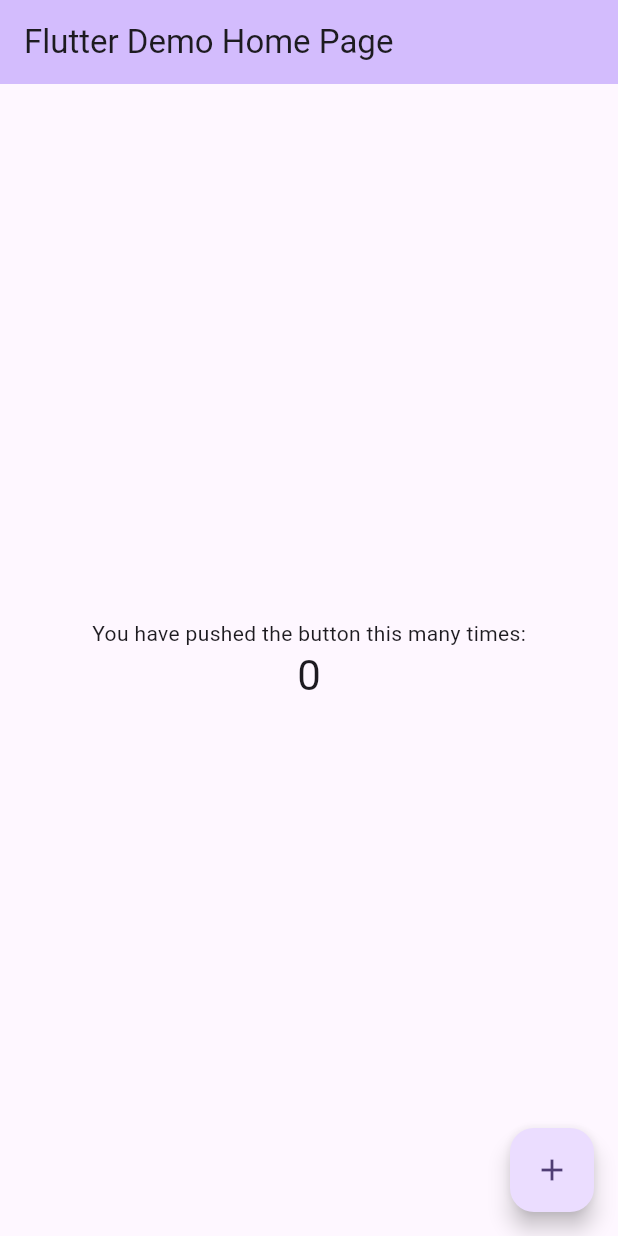
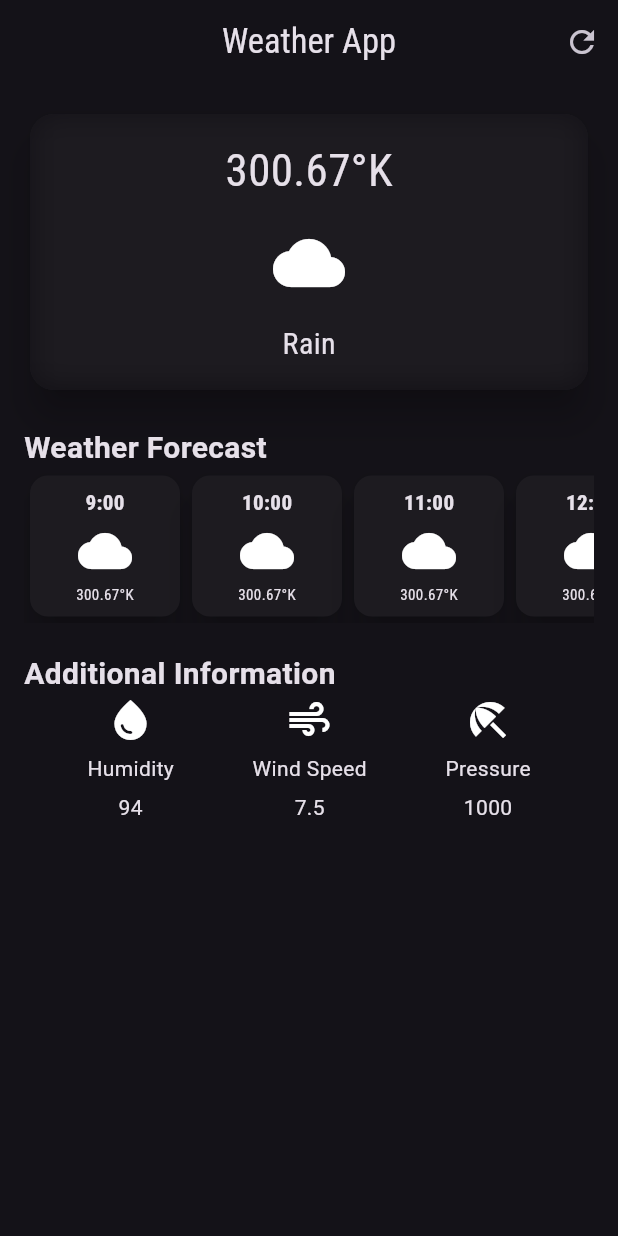
Before and after one commit to leroyleow/learnflutter, a Flutter app: the screen it shows after launch, on a phone screen of 412 x 824 dp. Run offline on Flutter 3.47's test engine with Material 2 defaults, Android fonts, the phone set to English and light mode, and no system bars; our stand-ins replace google_fonts.

Commit message:
Updated weather app static ui

```diff
--- /dev/null
+++ b/weather_app/lib/additional_info_widget.dart
@@ -0,0 +1,29 @@
+import 'package:flutter/material.dart';
+
+class AdditionalInfoWidget extends StatelessWidget {
+  const AdditionalInfoWidget({
+    super.key,
+    required this.weathericon,
+    required this.weathertype,
+    required this.weathertemp,
+  });
+
+  final IconData weathericon;
+  final String weathertype;
+  final String weathertemp;
+
+  @override
+  Widget build(BuildContext context) {
+    return Column(
+      children: [
+        Icon(weathericon, size: 32),
+        const SizedBox(height: 6),
+        Text(weathertype),
+        const SizedBox(
+          height: 6,
+        ),
+        Text(weathertemp),
+      ],
+    );
+  }
+}
--- /dev/null
+++ b/weather_app/lib/hourly_forecast_widget.dart
@@ -0,0 +1,54 @@
+import 'package:flutter/material.dart';
+import 'package:google_fonts/google_fonts.dart';
+
+class HourlyForecastCard extends StatelessWidget {
+  final String hourtime;
+  final IconData houricon;
+  final String hourtemp;
+
+  const HourlyForecastCard({
+    super.key,
+    required this.hourtime,
+    required this.houricon,
+    required this.hourtemp,
+  });
+
+  @override
+  Widget build(BuildContext context) {
+    return Card(
+      elevation: 10,
+      child: Container(
+        width: 100,
+        padding: const EdgeInsets.all(8),
+        decoration: BoxDecoration(
+          borderRadius: BorderRadius.circular(12),
+        ),
+        child: Column(
+          children: [
+            Text(
+              hourtime,
+              style: GoogleFonts.robotoCondensed(
+                  fontSize: 14, fontWeight: FontWeight.w800),
+            ),
+            const SizedBox(
+              height: 4,
+            ),
+            Icon(
+              houricon,
+              size: 36,
+            ),
+            const SizedBox(
+              height: 4,
+            ),
+            Text(
+              '$hourtemp°K',
+              style: GoogleFonts.robotoCondensed(
+                fontSize: 10,
+              ),
+            ),
+          ],
+        ),
+      ),
+    );
+  }
+}
--- a/weather_app/lib/main.dart
+++ b/weather_app/lib/main.dart
@@ -1,125 +1,22 @@
 import 'package:flutter/material.dart';
+import 'package:weather_app/weather_screen.dart';
 
 void main() {
-  runApp(const MyApp());
+  runApp(const MyWeatherApp());
 }
 
-class MyApp extends StatelessWidget {
-  const MyApp({super.key});
+class MyWeatherApp extends StatelessWidget {
+  const MyWeatherApp({super.key});
 
   // This widget is the root of your application.
   @override
   Widget build(BuildContext context) {
     return MaterialApp(
-      title: 'Flutter Demo',
-      theme: ThemeData(
-        // This is the theme of your application.
-        //
-        // TRY THIS: Try running your application with "flutter run". You'll see
-        // the application has a blue toolbar. Then, without quitting the app,
-        // try changing the seedColor in the colorScheme below to Colors.green
-        // and then invoke "hot reload" (save your changes or press the "hot
-        // reload" button in a Flutter-supported IDE, or press "r" if you used
-        // the command line to start the app).
-        //
-        // Notice that the counter didn't reset back to zero; the application
-        // state is not lost during the reload. To reset the state, use hot
-        // restart instead.
-        //
-        // This works for code too, not just values: Most code changes can be
-        // tested with just a hot reload.
-        colorScheme: ColorScheme.fromSeed(seedColor: Colors.deepPurple),
+      debugShowCheckedModeBanner: false,
+      theme: ThemeData.dark(
         useMaterial3: true,
       ),
-      home: const MyHomePage(title: 'Flutter Demo Home Page'),
+      home: const WeatherScreen(),
     );
   }
 }
-
-class MyHomePage extends StatefulWidget {
-  const MyHomePage({super.key, required this.title});
-
-  // This widget is the home page of your application. It is stateful, meaning
-  // that it has a State object (defined below) that contains fields that affect
-  // how it looks.
-
-  // This class is the configuration for the state. It holds the values (in this
-  // case the title) provided by the parent (in this case the App widget) and
-  // used by the build method of the State. Fields in a Widget subclass are
-  // always marked "final".
-
-  final String title;
-
-  @override
-  State<MyHomePage> createState() => _MyHomePageState();
-}
-
-class _MyHomePageState extends State<MyHomePage> {
-  int _counter = 0;
-
-  void _incrementCounter() {
-    setState(() {
-      // This call to setState tells the Flutter framework that something has
-      // changed in this State, which causes it to rerun the build method below
-      // so that the display can reflect the updated values. If we changed
-      // _counter without calling setState(), then the build method would not be
-      // called again, and so nothing would appear to happen.
-      _counter++;
-    });
-  }
-
-  @override
-  Widget build(BuildContext context) {
-    // This method is rerun every time setState is called, for instance as done
-    // by the _incrementCounter method above.
-    //
-    // The Flutter framework has been optimized to make rerunning build methods
-    // fast, so that you can just rebuild anything that needs updating rather
-    // than having to individually change instances of widgets.
-    return Scaffold(
-      appBar: AppBar(
-        // TRY THIS: Try changing the color here to a specific color (to
-        // Colors.amber, perhaps?) and trigger a hot reload to see the AppBar
-        // change color while the other colors stay the same.
-        backgroundColor: Theme.of(context).colorScheme.inversePrimary,
-        // Here we take the value from the MyHomePage object that was created by
-        // the App.build method, and use it to set our appbar title.
-        title: Text(widget.title),
-      ),
-      body: Center(
-        // Center is a layout widget. It takes a single child and positions it
-        // in the middle of the parent.
-        child: Column(
-          // Column is also a layout widget. It takes a list of children and
-          // arranges them vertically. By default, it sizes itself to fit its
-          // children horizontally, and tries to be as tall as its parent.
-          //
-          // Column has various properties to control how it sizes itself and
-          // how it positions its children. Here we use mainAxisAlignment to
-          // center the children vertically; the main axis here is the vertical
-          // axis because Columns are vertical (the cross axis would be
-          // horizontal).
-          //
-          // TRY THIS: Invoke "debug painting" (choose the "Toggle Debug Paint"
-          // action in the IDE, or press "p" in the console), to see the
-          // wireframe for each widget.
-          mainAxisAlignment: MainAxisAlignment.center,
-          children: <Widget>[
-            const Text(
-              'You have pushed the button this many times:',
-            ),
-            Text(
-              '$_counter',
-              style: Theme.of(context).textTheme.headlineMedium,
-            ),
-          ],
-        ),
-      ),
-      floatingActionButton: FloatingActionButton(
-        onPressed: _incrementCounter,
-        tooltip: 'Increment',
-        child: const Icon(Icons.add),
-      ), // This trailing comma makes auto-formatting nicer for build methods.
-    );
-  }
-}
--- /dev/null
+++ b/weather_app/lib/weather_screen.dart
@@ -0,0 +1,178 @@
+import 'dart:ui';
+
+import 'package:flutter/material.dart';
+import 'package:google_fonts/google_fonts.dart';
+import 'package:weather_app/additional_info_widget.dart';
+
+import 'hourly_forecast_widget.dart';
+
+class WeatherScreen extends StatefulWidget {
+  const WeatherScreen({super.key});
+
+  @override
+  State<WeatherScreen> createState() => _WeatherScreenState();
+}
+
+class _WeatherScreenState extends State<WeatherScreen> {
+  @override
+  Widget build(BuildContext context) {
+    return Scaffold(
+      appBar: AppBar(
+        title: Text(
+          'Weather App',
+          style: GoogleFonts.robotoCondensed(
+            fontSize: 23,
+          ),
+        ),
+        actions: [
+          IconButton(
+            onPressed: () {},
+            icon: const Icon(Icons.refresh),
+          ),
+        ],
+        centerTitle: true,
+        elevation: 0,
+      ),
+      body: Padding(
+        padding: const EdgeInsets.all(16.0),
+        child: Column(
+          mainAxisAlignment: MainAxisAlignment.start,
+          crossAxisAlignment: CrossAxisAlignment.start,
+          children: [
+            //main bar
+            SizedBox(
+              width: double.infinity,
+              child: Card(
+                elevation: 10,
+                shape: RoundedRectangleBorder(
+                  borderRadius: BorderRadius.circular(16),
+                ),
+                child: ClipRRect(
+                  borderRadius: BorderRadius.circular(16),
+                  child: BackdropFilter(
+                    filter: ImageFilter.blur(
+                      sigmaX: 10,
+                      sigmaY: 10,
+                    ),
+                    child: Padding(
+                      padding: const EdgeInsets.all(16.0),
+                      child: Column(
+                        crossAxisAlignment: CrossAxisAlignment.center,
+                        children: [
+                          Text(
+                            '300.67°K',
+                            style: GoogleFonts.robotoCondensed(
+                              fontSize: 30,
+                            ),
+                          ),
+                          const SizedBox(
+                            height: 16,
+                          ),
+                          const Icon(
+                            Icons.cloud,
+                            size: 48,
+                          ),
+                          const SizedBox(
+                            height: 16,
+                          ),
+                          Text(
+                            'Rain',
+                            style: GoogleFonts.robotoCondensed(
+                              fontSize: 20,
+                            ),
+                          )
+                        ],
+                      ),
+                    ),
+                  ),
+                ),
+              ),
+            ),
+            const SizedBox(
+              height: 20,
+            ),
+            //weather details
+            const Text(
+              'Weather Forecast',
+              style: TextStyle(
+                fontSize: 20,
+                fontWeight: FontWeight.w700,
+              ),
+            ),
+            const SingleChildScrollView(
+              scrollDirection: Axis.horizontal,
+              child: Row(
+                children: [
+                  HourlyForecastCard(
+                    hourtime: '9:00',
+                    houricon: Icons.cloud,
+                    hourtemp: '300.67',
+                  ),
+                  HourlyForecastCard(
+                    hourtime: '10:00',
+                    houricon: Icons.cloud,
+                    hourtemp: '300.67',
+                  ),
+                  HourlyForecastCard(
+                    hourtime: '11:00',
+                    houricon: Icons.cloud,
+                    hourtemp: '300.67',
+                  ),
+                  HourlyForecastCard(
+                    hourtime: '12:00',
+                    houricon: Icons.cloud,
+                    hourtemp: '300.67',
+                  ),
+                  HourlyForecastCard(
+                    hourtime: '01:00',
+                    houricon: Icons.cloud,
+                    hourtemp: '300.67',
+                  ),
+                  HourlyForecastCard(
+                    hourtime: '02:00',
+                    houricon: Icons.cloud,
+                    hourtemp: '300.67',
+                  ),
+                ],
+              ),
+            ),
+            const SizedBox(
+              height: 20,
+            ),
+            //additional info
+            const Text(
+              'Additional Information',
+              style: TextStyle(
+                fontSize: 20,
+                fontWeight: FontWeight.w700,
+              ),
+            ),
+            const Padding(
+              padding: EdgeInsets.fromLTRB(16, 0, 16, 0),
+              child: Row(
+                mainAxisAlignment: MainAxisAlignment.spaceAround,
+                children: [
+                  AdditionalInfoWidget(
+                    weathericon: Icons.water_drop,
+                    weathertype: 'Humidity',
+                    weathertemp: '94',
+                  ),
+                  AdditionalInfoWidget(
+                    weathericon: Icons.air,
+                    weathertype: 'Wind Speed',
+                    weathertemp: '7.5',
+                  ),
+                  AdditionalInfoWidget(
+                    weathericon: Icons.beach_access,
+                    weathertype: 'Pressure',
+                    weathertemp: '1000',
+                  ),
+                ],
+              ),
+            )
+          ],
+        ),
+      ),
+    );
+  }
+}
--- a/weather_app/pubspec.yaml
+++ b/weather_app/pubspec.yaml
@@ -35,6 +35,10 @@ dependencies:
   # The following adds the Cupertino Icons font to your application.
   # Use with the CupertinoIcons class for iOS style icons.
   cupertino_icons: ^1.0.2
+  # Load google font package
+  google_fonts: ^5.1.0
+  # Get weather api with http
+  http: ^1.1.0
 
 dev_dependencies:
   flutter_test:
```
Also changed, not shown: weather_app/pubspec.lock, 1 other file.
